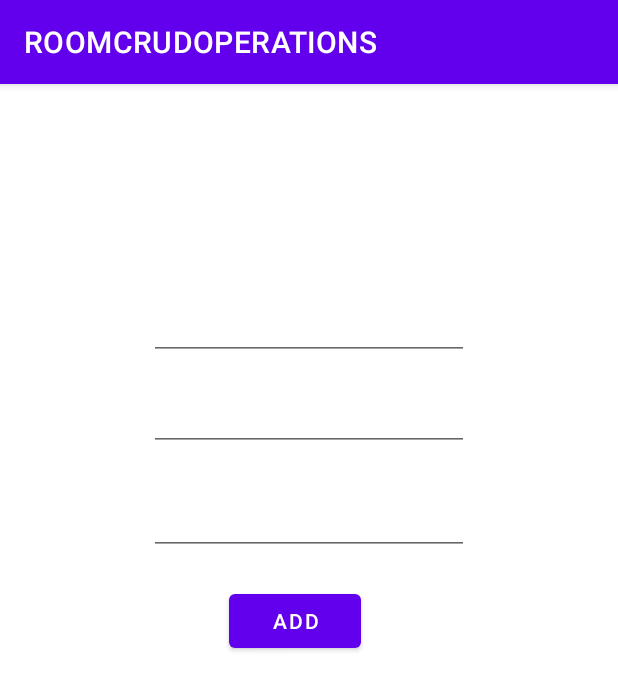
After one commit to ozancanguz/ROOMCRUDOPERATIONS, an Android app: the UpdateFragment screen opened through its navigation route, on a phone screen of 412 x 824 dp. The commit adds this screen. Shown: the top 690 px of the screen. Run offline under Robolectric (Android 15) with nearby library versions, the phone set to English and light mode, and no system bars; our stand-ins replace Room's generated code.

Commit message:
-for update fragment

```diff
--- a/app/build.gradle
+++ b/app/build.gradle
@@ -4,6 +4,7 @@ plugins {
     id 'kotlin-android-extensions'
     id 'kotlin-kapt'
     id 'androidx.navigation.safeargs'
+
 }
 
 android {
--- a/app/src/main/java/com/ozancanguz/roomcrudoperations/adapter/UserAdapter.kt
+++ b/app/src/main/java/com/ozancanguz/roomcrudoperations/adapter/UserAdapter.kt
@@ -1,11 +1,15 @@
 package com.ozancanguz.roomcrudoperations.adapter
 
+import android.support.v4.media.session.MediaSessionCompat.Token.fromBundle
 import android.view.LayoutInflater
 import android.view.View
 import android.view.ViewGroup
+import androidx.core.app.Person.fromBundle
+import androidx.navigation.findNavController
 import androidx.recyclerview.widget.RecyclerView
 import com.ozancanguz.roomcrudoperations.R
 import com.ozancanguz.roomcrudoperations.data.User
+import com.ozancanguz.roomcrudoperations.ui.ListFragmentDirections
 import kotlinx.android.synthetic.main.item_layout.view.*
 
 class UserAdapter:RecyclerView.Adapter<UserAdapter.UserViewHolder>() {
@@ -33,6 +37,16 @@ class UserAdapter:RecyclerView.Adapter<UserAdapter.UserViewHolder>() {
         holder.itemView.agetxt.text=userList[position].age
         holder.itemView.idtxt.text=userList[position].id.toString()
 
+
+           holder.itemView.rowlayout.setOnClickListener {
+
+               val args = ListFragmentDirections.actionListFragmentToUpdateFragment(currenUser)
+
+
+               holder.itemView.findNavController().navigate(action)
+
+           }
+
     }
 
     override fun getItemCount(): Int {
--- a/app/src/main/java/com/ozancanguz/roomcrudoperations/data/User.kt
+++ b/app/src/main/java/com/ozancanguz/roomcrudoperations/data/User.kt
@@ -1,8 +1,11 @@
 package com.ozancanguz.roomcrudoperations.data
 
+import android.os.Parcelable
 import androidx.room.Entity
 import androidx.room.PrimaryKey
+import kotlinx.android.parcel.Parcelize
 
+@Parcelize
 @Entity(tableName = "user_table")
 class User(
     @PrimaryKey(autoGenerate = true)
@@ -10,4 +13,4 @@ class User(
     var firstName:String,
     var lastName:String,
     var age: String,
-)
+): Parcelable
--- a/app/src/main/java/com/ozancanguz/roomcrudoperations/ui/ListFragment.kt
+++ b/app/src/main/java/com/ozancanguz/roomcrudoperations/ui/ListFragment.kt
@@ -13,7 +13,7 @@ import com.ozancanguz.roomcrudoperations.R
 import com.ozancanguz.roomcrudoperations.adapter.UserAdapter
 import com.ozancanguz.roomcrudoperations.data.UserViewModel
 import kotlinx.android.synthetic.main.fragment_list.*
-import kotlinx.android.synthetic.main.fragment_list.view.*
+
 
 
 class ListFragment : Fragment() {
--- /dev/null
+++ b/app/src/main/java/com/ozancanguz/roomcrudoperations/ui/UpdateFragment.kt
@@ -0,0 +1,30 @@
+package com.ozancanguz.roomcrudoperations.ui
+
+import android.os.Bundle
+import androidx.fragment.app.Fragment
+import android.view.LayoutInflater
+import android.view.View
+import android.view.ViewGroup
+import androidx.navigation.NavArgs
+import androidx.navigation.fragment.navArgs
+import com.ozancanguz.roomcrudoperations.R
+
+
+class UpdateFragment : Fragment() {
+
+    private val args:UpdateFragmentArgs by navArgs()
+
+    override fun onCreateView(
+        inflater: LayoutInflater, container: ViewGroup?,
+        savedInstanceState: Bundle?
+    ): View? {
+        // Inflate the layout for this fragment
+        return inflater.inflate(R.layout.fragment_update, container, false)
+    }
+
+    override fun onViewCreated(view: View, savedInstanceState: Bundle?) {
+        super.onViewCreated(view, savedInstanceState)
+
+
+    }
+}
--- /dev/null
+++ b/app/src/main/res/layout/fragment_update.xml
@@ -0,0 +1,52 @@
+<?xml version="1.0" encoding="utf-8"?>
+<androidx.constraintlayout.widget.ConstraintLayout xmlns:android="http://schemas.android.com/apk/res/android"
+    xmlns:app="http://schemas.android.com/apk/res-auto"
+    xmlns:tools="http://schemas.android.com/tools"
+    android:layout_width="match_parent"
+    android:layout_height="match_parent"
+    tools:context="ui.UpdateFragment">
+
+
+    <EditText
+        android:id="@+id/Updatefirstnametext"
+        android:layout_width="wrap_content"
+        android:layout_height="wrap_content"
+        android:layout_marginTop="137dp"
+        android:ems="10"
+        android:inputType="textPersonName"
+        app:layout_constraintEnd_toEndOf="parent"
+        app:layout_constraintStart_toStartOf="parent"
+        app:layout_constraintTop_toTopOf="parent" />
+
+    <EditText
+        android:id="@+id/UpdatelastnameText"
+        android:layout_width="wrap_content"
+        android:layout_height="wrap_content"
+        android:layout_marginTop="15dp"
+        android:ems="10"
+        android:inputType="textPersonName"
+        app:layout_constraintEnd_toEndOf="parent"
+        app:layout_constraintStart_toStartOf="parent"
+        app:layout_constraintTop_toBottomOf="@+id/Updatefirstnametext" />
+
+    <EditText
+        android:id="@+id/agetxt"
+        android:layout_width="wrap_content"
+        android:layout_height="wrap_content"
+        android:layout_marginTop="24dp"
+        android:ems="10"
+        android:inputType="textPersonName"
+        app:layout_constraintEnd_toEndOf="parent"
+        app:layout_constraintStart_toStartOf="parent"
+        app:layout_constraintTop_toBottomOf="@+id/UpdatelastnameText" />
+
+    <Button
+        android:id="@+id/UpdateaddBtn"
+        android:layout_width="wrap_content"
+        android:layout_height="wrap_content"
+        android:layout_marginTop="20dp"
+        android:layout_marginEnd="72dp"
+        android:text="ADD"
+        app:layout_constraintEnd_toEndOf="@+id/agetxt"
+        app:layout_constraintTop_toBottomOf="@+id/agetxt" />
+</androidx.constraintlayout.widget.ConstraintLayout>
--- a/app/src/main/res/layout/item_layout.xml
+++ b/app/src/main/res/layout/item_layout.xml
@@ -6,7 +6,9 @@
     xmlns:app="http://schemas.android.com/apk/res-auto"
     xmlns:tools="http://schemas.android.com/tools"
     android:layout_width="match_parent"
-    android:layout_height="wrap_content">
+    android:layout_height="wrap_content"
+    android:id="@+id/rowlayout"
+    >
 
     <androidx.constraintlayout.widget.ConstraintLayout
         android:layout_width="match_parent"
--- a/app/src/main/res/navigation/my_nav.xml
+++ b/app/src/main/res/navigation/my_nav.xml
@@ -13,6 +13,9 @@
         <action
             android:id="@+id/action_listFragment_to_addFragment"
             app:destination="@id/addFragment" />
+        <action
+            android:id="@+id/action_listFragment_to_updateFragment"
+            app:destination="@id/updateFragment" />
     </fragment>
     <fragment
         android:id="@+id/addFragment"
@@ -23,4 +26,16 @@
             android:id="@+id/action_addFragment_to_listFragment"
             app:destination="@id/listFragment" />
     </fragment>
+    <fragment
+        android:id="@+id/updateFragment"
+        android:name="com.ozancanguz.roomcrudoperations.ui.UpdateFragment"
+        android:label="UpdateFragment" >
+        <argument
+            android:name="currentUser"
+            app:argType="com.ozancanguz.roomcrudoperations.data.User"
+            app:nullable="true" />
+        <action
+            android:id="@+id/action_updateFragment_to_listFragment"
+            app:destination="@id/listFragment" />
+    </fragment>
 </navigation>
```
